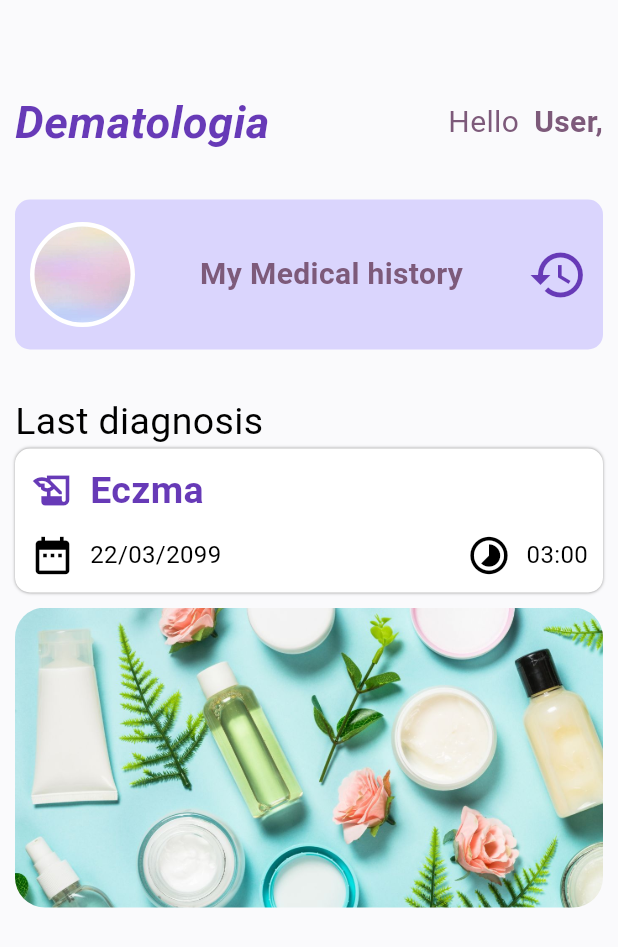
After one commit to Group9apancj/group9, a Flutter app: the Inter screen opened directly, on a phone screen of 412 x 824 dp. The commit adds this screen. Shown: the top 947 px of the screen. Run offline on Flutter 3.47's test engine with Material 3 defaults, Android fonts, the phone set to English and light mode, and no system bars; our stand-ins replace font_awesome_flutter, google_fonts, image_picker; network calls fail.

Commit message:
edit uknown

```diff
--- /dev/null
+++ b/interfaceapp/lib/anotherInterface.dart
@@ -0,0 +1,263 @@
+import 'package:flutter/material.dart';
+import 'dart:math';
+import 'package:google_fonts/google_fonts.dart';
+import 'package:font_awesome_flutter/font_awesome_flutter.dart';
+import 'dart:async';
+
+void main() => runApp(MaterialApp(
+      home: Inter(),
+    ));
+
+class Inter extends StatefulWidget {
+  const Inter({super.key});
+
+  @override
+  State<Inter> createState() => _InterState();
+}
+
+class _InterState extends State<Inter> {
+  @override
+  Widget build(BuildContext context) {
+    return Scaffold(
+      backgroundColor: Color(0xfffafafc),
+      body: Container(
+        padding: EdgeInsets.all(10),
+        child: Column(
+          children: [
+            SizedBox(height: 50),
+            Container(
+              width: double.infinity,
+              child: Row(
+                mainAxisAlignment: MainAxisAlignment.spaceBetween,
+                children: [
+                  Text("Dematologia",
+                      style: GoogleFonts.roboto(
+                        color: Color(0xFF673AB7),
+                        fontWeight: FontWeight.bold,
+                        fontStyle: FontStyle.italic,
+                        fontSize: 30,
+                      )),
+                  Row(children: [
+                    Text("Hello",
+                        style: GoogleFonts.roboto(
+                          color: Color(0xff7d5a7a),
+                          fontWeight: FontWeight.normal,
+                          fontSize: 20,
+                        )),
+                    SizedBox(width: 10),
+                    Text("User,",
+                        style: GoogleFonts.roboto(
+                          color: Color(0xff7d5a7a),
+                          fontWeight: FontWeight.bold,
+                          fontSize: 20,
+                        )),
+                  ]),
+                ],
+              ),
+            ),
+            SizedBox(height: 30),
+            Container(
+              height: 100,
+              padding: EdgeInsets.all(10),
+              child: Row(
+                mainAxisAlignment: MainAxisAlignment.spaceBetween,
+                children: [
+                  Container(
+                    width: 70,
+                    height: 70,
+                    decoration: BoxDecoration(
+                        image: DecorationImage(
+                            image: AssetImage("assets/OIP2.jpg"),
+                            fit: BoxFit.cover),
+                        borderRadius: BorderRadius.circular(50),
+                        border: Border.all(
+                          color: Colors.white,
+                          width: 3,
+                        )),
+                  ),
+                  Text(
+                    "My Medical history",
+                    style: GoogleFonts.roboto(
+                      color: Color(0xff7d5a7a),
+                      fontWeight: FontWeight.bold,
+                      fontSize: 20,
+                    ),
+                    softWrap: true,
+                  ),
+                  Icon(
+                    Icons.history,
+                    color: Color(0xFF673AB7),
+                    size: 40,
+                  )
+                ],
+              ),
+              decoration: BoxDecoration(
+                color: Color(0xffdad5fd),
+                borderRadius: BorderRadius.circular(10),
+              ),
+            ),
+            SizedBox(height: 30),
+            Container(
+              width: double.infinity,
+              child: Column(
+                mainAxisAlignment: MainAxisAlignment.start,
+                crossAxisAlignment: CrossAxisAlignment.start,
+                children: [
+                  Text(
+                    "Last diagnosis",
+                    style: GoogleFonts.roboto(
+                      color: Colors.black,
+                      fontWeight: FontWeight.normal,
+                      fontSize: 25,
+                    ),
+                  ),
+                  SizedBox(height: 0),
+                  Container(
+                    padding: EdgeInsets.all(10),
+                    child: Column(
+                      children: [
+                        Container(
+                          child: Row(
+                            children: [
+                              Icon(
+                                Icons.history_edu,
+                                color: Color(0xFF673AB7),
+                                size: 30,
+                              ),
+                              SizedBox(width: 10),
+                              Text(
+                                "Eczma",
+                                style: GoogleFonts.roboto(
+                                  color: Color(0xFF673AB7),
+                                  fontWeight: FontWeight.bold,
+                                  fontSize: 25,
+                                ),
+                              )
+                            ],
+                          ),
+                        ),
+                        SizedBox(height: 10),
+                        Container(
+                          child: Row(
+                            mainAxisAlignment: MainAxisAlignment.spaceBetween,
+                            children: [
+                              Row(children: [
+                              Icon(
+                                Icons.date_range,
+                                color: Colors.black,
+                                size: 30,
+                              ),
+                              SizedBox(width: 10),
+                              Text(
+                                "22/03/2099",
+                                style: GoogleFonts.roboto(
+                                  color: Colors.black,
+                                  fontWeight: FontWeight.normal,
+                                  fontSize: 16,
+                                ),
+                              )
+                          ]),
+
+                              Row(children: [
+                                Icon(
+                                  Icons.timelapse,
+                                  color: Colors.black,
+                                  size: 30,
+                                ),
+                                SizedBox(width: 10),
+                                Text(
+                                  "03:00",
+                                  style: GoogleFonts.roboto(
+                                    color: Colors.black,
+                                    fontWeight: FontWeight.normal,
+                                    fontSize: 16,
+                                  ),
+                                )
+                              ]),
+                            ],
+                          ),
+                        ),
+                      ],
+                    ),
+                    decoration: BoxDecoration(
+                        color: Colors.white,
+                        borderRadius: BorderRadius.circular(10),
+                        boxShadow: [
+                          BoxShadow(blurRadius: 1, color: Colors.grey)
+                        ]),
+                  )
+                ],
+              ),
+            ),
+            SizedBox(height: 10),
+            ImageCarousel()
+          ],
+        ),
+      ),
+    );
+  }
+}
+
+class ImageCarousel extends StatefulWidget {
+  @override
+  _ImageCarouselState createState() => _ImageCarouselState();
+}
+
+class _ImageCarouselState extends State<ImageCarousel> {
+  final PageController _pageController = PageController(initialPage: 0);
+  int _currentPage = 0;
+
+  List<String> images = [
+    'assets/phoda1.jpg',
+    'assets/Ws.jpg',
+    'assets/lotions.jpg',
+    'assets/lotions2.jpg',
+  ];
+
+  @override
+  void initState() {
+    super.initState();
+    // Automatic page transition (rotating effect)
+    Timer.periodic(Duration(seconds: 3), (Timer timer) {
+      if (_currentPage < images.length - 1) {
+        _currentPage++;
+      } else {
+        _currentPage = 0;
+      }
+      _pageController.animateToPage(
+        _currentPage,
+        duration: Duration(milliseconds: 300),
+        curve: Curves.easeIn,
+      );
+    });
+  }
+
+  @override
+  void dispose() {
+    _pageController.dispose();
+    super.dispose();
+  }
+
+  @override
+  Widget build(BuildContext context) {
+    return Center(
+      child: Container(
+        height: 200, // Adjust the height as needed
+        width: double.infinity, // 85% of screen width to center and prevent touching borders
+        child: PageView.builder(
+          controller: _pageController,
+          itemCount: images.length,
+          itemBuilder: (context, index) {
+            return ClipRRect(
+              borderRadius: BorderRadius.circular(20.0), // Rounded corners
+              child: Image.asset(
+                images[index],
+                fit: BoxFit.cover,
+              ),
+            );
+          },
+        ),
+      ),
+    );
+  }
+}
--- a/interfaceapp/lib/upload.dart
+++ b/interfaceapp/lib/upload.dart
@@ -31,8 +31,8 @@ class _ImageUploadPageState extends State<ImageUploadPage> {
 
   Future<void> _uploadImage() async {
     if (_image != null) {
-      final zobwela =await ups.uploadImage(_image);
-      print(zobwela);
+      //final zobwela =await ups.uploadImage(_image);
+      //print(zobwela);
     }else{
       print("No image selected");
     }
--- a/interfaceapp/pubspec.yaml
+++ b/interfaceapp/pubspec.yaml
@@ -64,11 +64,7 @@ flutter:
 
   # To add assets to your application, add an assets section, like this:
   assets:
-    - assets/logo.jpg
-    - assets/acne2.png
     - assets/OIP2.jpg
-    - assets/eczma.png
-    - assets/galaxy_transparent.png
     - assets/lotions.jpg
     - assets/lotions2.jpg
     - assets/phoda1.jpg
```
Also changed, not shown: interfaceapp/assets/acne2.png (deleted), interfaceapp/assets/eczma.png (deleted), interfaceapp/assets/galaxy_transparent.png (deleted), interfaceapp/assets/halla.jpg (deleted), interfaceapp/assets/logo.jpg (deleted), interfaceapp/pubspec.lock.
